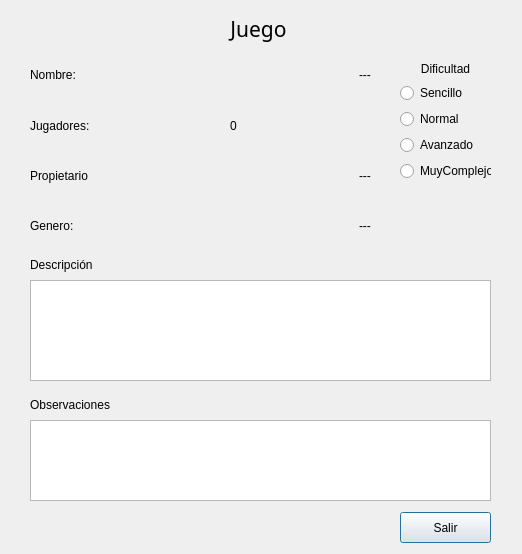
Old version of the form UiDialogJuego.ui in the repository arlumno/DI-BibliotecaJuegos.
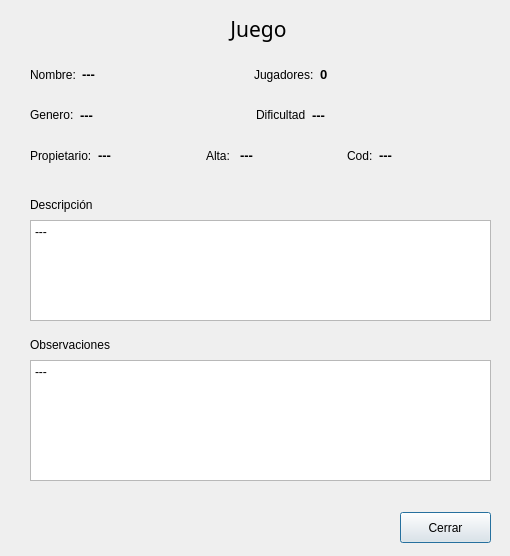
New version of the form.

Diff of the .ui file:
```diff
--- a/UiDialogJuego.ui
+++ b/UiDialogJuego.ui
@@ -6,8 +6,8 @@
    <rect>
     <x>0</x>
     <y>0</y>
-    <width>522</width>
-    <height>554</height>
+    <width>510</width>
+    <height>556</height>
    </rect>
   </property>
   <property name="windowTitle">
@@ -17,7 +17,7 @@
    <property name="geometry">
     <rect>
      <x>30</x>
-     <y>250</y>
+     <y>190</y>
      <width>91</width>
      <height>29</height>
     </rect>
@@ -33,20 +33,23 @@
    <property name="geometry">
     <rect>
      <x>30</x>
-     <y>420</y>
+     <y>360</y>
      <width>461</width>
-     <height>81</height>
+     <height>121</height>
     </rect>
    </property>
    <property name="readOnly">
     <bool>true</bool>
    </property>
+   <property name="plainText">
+    <string>---</string>
+   </property>
   </widget>
   <widget class="QLabel" name="label_18">
    <property name="geometry">
     <rect>
      <x>30</x>
-     <y>390</y>
+     <y>330</y>
      <width>91</width>
      <height>29</height>
     </rect>
@@ -62,7 +65,7 @@
    <property name="geometry">
     <rect>
      <x>30</x>
-     <y>280</y>
+     <y>220</y>
      <width>461</width>
      <height>101</height>
     </rect>
@@ -70,14 +73,17 @@
    <property name="readOnly">
     <bool>true</bool>
    </property>
+   <property name="plainText">
+    <string>---</string>
+   </property>
   </widget>
   <widget class="QWidget" name="horizontalLayoutWidget_3">
    <property name="geometry">
     <rect>
      <x>30</x>
-     <y>210</y>
-     <width>341</width>
-     <height>31</height>
+     <y>100</y>
+     <width>451</width>
+     <height>30</height>
     </rect>
    </property>
    <layout class="QHBoxLayout" name="horizontalLayout_3">
@@ -91,21 +97,15 @@
       </property>
      </widget>
     </item>
-    <item>
-     <spacer name="horizontalSpacer_4">
-      <property name="orientation">
-       <enum>Qt::Horizontal</enum>
-      </property>
-      <property name="sizeHint" stdset="0">
-       <size>
-        <width>40</width>
-        <height>20</height>
-       </size>
-      </property>
-     </spacer>
-    </item>
     <item>
      <widget class="QLabel" name="lbGenero">
+      <property name="font">
+       <font>
+        <pointsize>10</pointsize>
+        <weight>75</weight>
+        <bold>true</bold>
+       </font>
+      </property>
       <property name="text">
        <string>---</string>
       </property>
@@ -114,55 +114,58 @@
       </property>
      </widget>
     </item>
-   </layout>
-  </widget>
-  <widget class="QWidget" name="verticalLayoutWidget">
-   <property name="geometry">
-    <rect>
-     <x>400</x>
-     <y>60</y>
-     <width>91</width>
-     <height>121</height>
-    </rect>
-   </property>
-   <layout class="QVBoxLayout" name="verticalLayout">
     <item>
-     <widget class="QLabel" name="label_10">
+     <spacer name="horizontalSpacer_4">
+      <property name="orientation">
+       <enum>Qt::Horizontal</enum>
+      </property>
+      <property name="sizeHint" stdset="0">
+       <size>
+        <width>40</width>
+        <height>20</height>
+       </size>
+      </property>
+     </spacer>
+    </item>
+    <item>
+     <widget class="QLabel" name="label_20">
       <property name="text">
        <string>Dificultad</string>
       </property>
       <property name="alignment">
-       <set>Qt::AlignCenter</set>
+       <set>Qt::AlignLeading|Qt::AlignLeft|Qt::AlignVCenter</set>
       </property>
      </widget>
     </item>
     <item>
-     <widget class="QRadioButton" name="radioButton">
-      <property name="text">
-       <string>Sencillo</string>
+     <widget class="QLabel" name="lbDificultad">
+      <property name="font">
+       <font>
+        <pointsize>10</pointsize>
+        <weight>75</weight>
+        <bold>true</bold>
+       </font>
       </property>
-     </widget>
-    </item>
-    <item>
-     <widget class="QRadioButton" name="radioButton_3">
       <property name="text">
-       <string>Normal</string>
+       <string>---</string>
       </property>
-     </widget>
-    </item>
-    <item>
-     <widget class="QRadioButton" name="radioButton_4">
-      <property name="text">
-       <string>Avanzado</string>
+      <property name="alignment">
+       <set>Qt::AlignLeading|Qt::AlignLeft|Qt::AlignVCenter</set>
       </property>
      </widget>
     </item>
     <item>
-     <widget class="QRadioButton" name="radioButton_5">
-      <property name="text">
-       <string>MuyComplejo</string>
+     <spacer name="horizontalSpacer_7">
+      <property name="orientation">
+       <enum>Qt::Horizontal</enum>
       </property>
-     </widget>
+      <property name="sizeHint" stdset="0">
+       <size>
+        <width>40</width>
+        <height>20</height>
+       </size>
+      </property>
+     </spacer>
     </item>
    </layout>
   </widget>
@@ -170,8 +173,8 @@
    <property name="geometry">
     <rect>
      <x>30</x>
-     <y>160</y>
-     <width>341</width>
+     <y>140</y>
+     <width>451</width>
      <height>31</height>
     </rect>
    </property>
@@ -179,28 +182,22 @@
     <item>
      <widget class="QLabel" name="label_14">
       <property name="text">
-       <string>Propietario</string>
+       <string>Propietario:</string>
       </property>
       <property name="alignment">
        <set>Qt::AlignLeading|Qt::AlignLeft|Qt::AlignVCenter</set>
       </property>
      </widget>
     </item>
-    <item>
-     <spacer name="horizontalSpacer_3">
-      <property name="orientation">
-       <enum>Qt::Horizontal</enum>
-      </property>
-      <property name="sizeHint" stdset="0">
-       <size>
-        <width>40</width>
-        <height>20</height>
-       </size>
-      </property>
-     </spacer>
-    </item>
     <item>
      <widget class="QLabel" name="lbPropietario">
+      <property name="font">
+       <font>
+        <pointsize>10</pointsize>
+        <weight>75</weight>
+        <bold>true</bold>
+       </font>
+      </property>
       <property name="text">
        <string>---</string>
       </property>
@@ -209,6 +206,105 @@
       </property>
      </widget>
     </item>
+    <item>
+     <spacer name="horizontalSpacer_3">
+      <property name="orientation">
+       <enum>Qt::Horizontal</enum>
+      </property>
+      <property name="sizeHint" stdset="0">
+       <size>
+        <width>40</width>
+        <height>20</height>
+       </size>
+      </property>
+     </spacer>
+    </item>
+    <item>
+     <widget class="QLabel" name="label_15">
+      <property name="text">
+       <string>Alta: </string>
+      </property>
+      <property name="alignment">
+       <set>Qt::AlignLeading|Qt::AlignLeft|Qt::AlignVCenter</set>
+      </property>
+     </widget>
+    </item>
+    <item>
+     <widget class="QLabel" name="lbAlta">
+      <property name="font">
+       <font>
+        <pointsize>10</pointsize>
+        <weight>75</weight>
+        <bold>true</bold>
+       </font>
+      </property>
+      <property name="text">
+       <string>---</string>
+      </property>
+      <property name="alignment">
+       <set>Qt::AlignLeading|Qt::AlignLeft|Qt::AlignVCenter</set>
+      </property>
+     </widget>
+    </item>
+    <item>
+     <spacer name="horizontalSpacer_6">
+      <property name="orientation">
+       <enum>Qt::Horizontal</enum>
+      </property>
+      <property name="sizeHint" stdset="0">
+       <size>
+        <width>40</width>
+        <height>20</height>
+       </size>
+      </property>
+     </spacer>
+    </item>
+    <item>
+     <widget class="QLabel" name="lbPropietario_3">
+      <property name="font">
+       <font>
+        <weight>50</weight>
+        <bold>false</bold>
+       </font>
+      </property>
+      <property name="text">
+       <string>Cod:</string>
+      </property>
+      <property name="alignment">
+       <set>Qt::AlignLeading|Qt::AlignLeft|Qt::AlignVCenter</set>
+      </property>
+     </widget>
+    </item>
+    <item>
+     <widget class="QLabel" name="lbCod">
+      <property name="font">
+       <font>
+        <pointsize>10</pointsize>
+        <weight>75</weight>
+        <bold>true</bold>
+       </font>
+      </property>
+      <property name="text">
+       <string>---</string>
+      </property>
+      <property name="alignment">
+       <set>Qt::AlignLeading|Qt::AlignLeft|Qt::AlignVCenter</set>
+      </property>
+     </widget>
+    </item>
+    <item>
+     <spacer name="horizontalSpacer_8">
+      <property name="orientation">
+       <enum>Qt::Horizontal</enum>
+      </property>
+      <property name="sizeHint" stdset="0">
+       <size>
+        <width>40</width>
+        <height>20</height>
+       </size>
+      </property>
+     </spacer>
+    </item>
    </layout>
   </widget>
   <widget class="QWidget" name="horizontalLayoutWidget_4">
@@ -216,7 +312,7 @@
     <rect>
      <x>30</x>
      <y>59</y>
-     <width>341</width>
+     <width>451</width>
      <height>31</height>
     </rect>
    </property>
@@ -231,21 +327,15 @@
       </property>
      </widget>
     </item>
-    <item>
-     <spacer name="horizontalSpacer_5">
-      <property name="orientation">
-       <enum>Qt::Horizontal</enum>
-      </property>
-      <property name="sizeHint" stdset="0">
-       <size>
-        <width>40</width>
-        <height>20</height>
-       </size>
-      </property>
-     </spacer>
-    </item>
     <item>
      <widget class="QLabel" name="lbNombre">
+      <property name="font">
+       <font>
+        <pointsize>10</pointsize>
+        <weight>75</weight>
+        <bold>true</bold>
+       </font>
+      </property>
       <property name="text">
        <string>---</string>
       </property>
@@ -254,20 +344,27 @@
       </property>
      </widget>
     </item>
-   </layout>
-  </widget>
-  <widget class="QWidget" name="horizontalLayoutWidget">
-   <property name="geometry">
-    <rect>
-     <x>30</x>
-     <y>110</y>
-     <width>341</width>
-     <height>31</height>
-    </rect>
-   </property>
-   <layout class="QHBoxLayout" name="horizontalLayout">
+    <item>
+     <spacer name="horizontalSpacer_5">
+      <property name="orientation">
+       <enum>Qt::Horizontal</enum>
+      </property>
+      <property name="sizeHint" stdset="0">
+       <size>
+        <width>40</width>
+        <height>20</height>
+       </size>
+      </property>
+     </spacer>
+    </item>
     <item>
      <widget class="QLabel" name="label_12">
+      <property name="font">
+       <font>
+        <weight>50</weight>
+        <bold>false</bold>
+       </font>
+      </property>
       <property name="text">
        <string>Jugadores:</string>
       </property>
@@ -276,21 +373,15 @@
       </property>
      </widget>
     </item>
-    <item>
-     <spacer name="horizontalSpacer_2">
-      <property name="orientation">
-       <enum>Qt::Horizontal</enum>
-      </property>
-      <property name="sizeHint" stdset="0">
-       <size>
-        <width>40</width>
-        <height>20</height>
-       </size>
-      </property>
-     </spacer>
-    </item>
     <item>
      <widget class="QLabel" name="lbNJugadores">
+      <property name="font">
+       <font>
+        <pointsize>10</pointsize>
+        <weight>75</weight>
+        <bold>true</bold>
+       </font>
+      </property>
       <property name="text">
        <string>0</string>
       </property>
@@ -300,7 +391,7 @@
      </widget>
     </item>
     <item>
-     <spacer name="horizontalSpacer">
+     <spacer name="horizontalSpacer_2">
       <property name="orientation">
        <enum>Qt::Horizontal</enum>
       </property>
@@ -349,7 +440,7 @@
     </rect>
    </property>
    <property name="text">
-    <string>Salir</string>
+    <string>Cerrar</string>
    </property>
   </widget>
  </widget>
```
Left out of the diff: 2 changed lines with no effect on the pictures.
